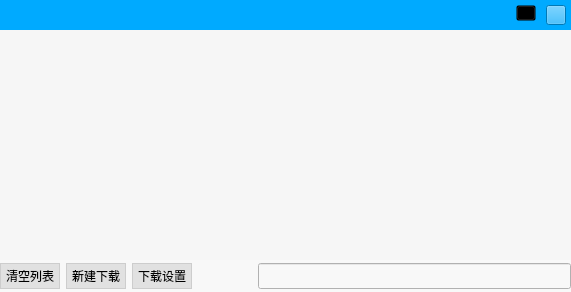
Old version of the form VideoPlayer/browser/WebDownLoadList.ui in the repository huizhang556/pc-video-player.
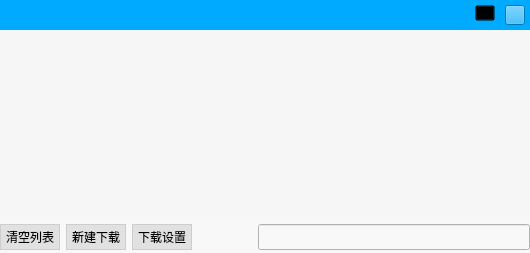
New version of the form. Icons and pictures are not drawn.

```diff
--- a/VideoPlayer/browser/WebDownLoadList.ui
+++ b/VideoPlayer/browser/WebDownLoadList.ui
@@ -6,8 +6,8 @@
    <rect>
     <x>0</x>
     <y>0</y>
-    <width>571</width>
-    <height>292</height>
+    <width>530</width>
+    <height>253</height>
    </rect>
   </property>
   <property name="windowTitle">
@@ -16,7 +16,37 @@
   <property name="styleSheet">
    <string notr="true"/>
   </property>
-  <layout class="QHBoxLayout" name="horizontalLayout_13">
+  <layout class="QVBoxLayout" name="verticalLayout_6">
+   <property name="spacing">
+    <number>0</number>
+   </property>
+   <property name="leftMargin">
+    <number>0</number>
+   </property>
+   <property name="topMargin">
+    <number>0</number>
+   </property>
+   <property name="rightMargin">
+    <number>0</number>
+   </property>
+   <property name="bottomMargin">
+    <number>0</number>
+   </property>
+   <item>
+    <widget class="QFrame" name="frame_download">
+     <property name="styleSheet">
+      <string notr="true">#frame_download
+{
+border-radius:6px;
+}</string>
+     </property>
+     <property name="frameShape">
+      <enum>QFrame::StyledPanel</enum>
+     </property>
+     <property name="frameShadow">
+      <enum>QFrame::Raised</enum>
+     </property>
+     <layout class="QVBoxLayout" name="verticalLayout_5">
    <property name="spacing">
     <number>0</number>
    </property>
@@ -656,6 +686,9 @@
        </property>
       </layout>
      </widget>
+       </widget>
+      </item>
+     </layout>
     </widget>
    </item>
   </layout>
```
Lines whose indentation alone changed are shown as unchanged.
